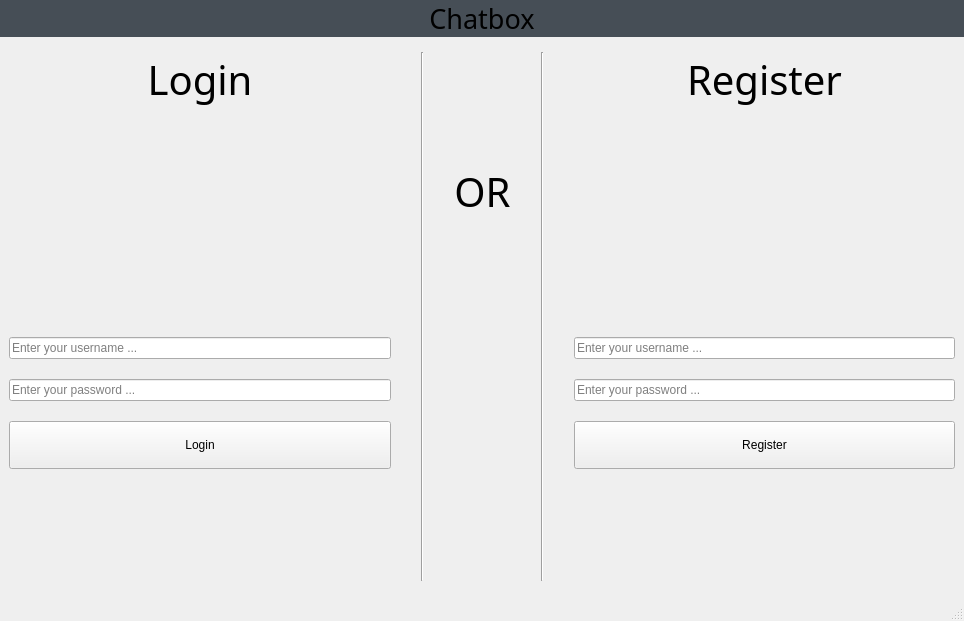
Old version of the form Client_Chatbox/forms/mainwindow.ui in the repository Schmock83/Chatbox.
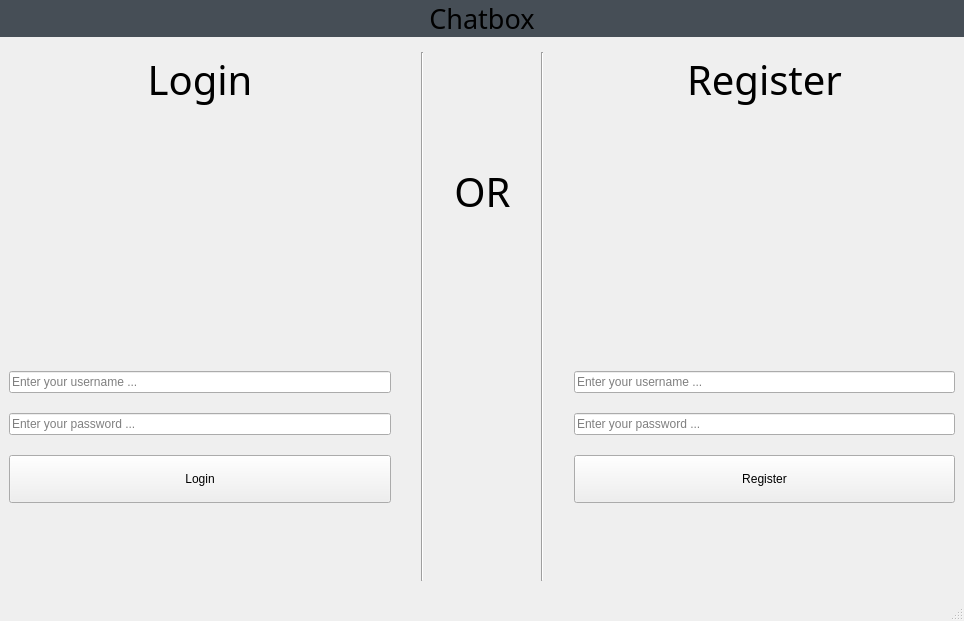
New version of the form. The open tabs and pages were chosen to show the change.

Commit message: login+registration

Diff of the .ui file:
```diff
--- a/Client_Chatbox/forms/mainwindow.ui
+++ b/Client_Chatbox/forms/mainwindow.ui
@@ -170,7 +170,7 @@
               <property name="topMargin">
                <number>200</number>
               </property>
-              <item row="0" column="1">
+              <item row="1" column="1">
                <widget class="QLineEdit" name="login_UsernameEdit">
                 <property name="maxLength">
                  <number>30</number>
@@ -183,7 +183,7 @@
                 </property>
                </widget>
               </item>
-              <item row="1" column="1">
+              <item row="2" column="1">
                <widget class="QLineEdit" name="login_PasswordEdit">
                 <property name="maxLength">
                  <number>64</number>
@@ -199,13 +199,20 @@
                 </property>
                </widget>
               </item>
-              <item row="2" column="1">
+              <item row="3" column="1">
                <widget class="QPushButton" name="login_Button">
                 <property name="text">
                  <string>Login</string>
                 </property>
                </widget>
               </item>
+              <item row="0" column="1">
+               <widget class="QLabel" name="login_errorLabel">
+                <property name="text">
+                 <string/>
+                </property>
+               </widget>
+              </item>
              </layout>
             </item>
            </layout>
@@ -279,7 +286,7 @@
               <property name="topMargin">
                <number>200</number>
               </property>
-              <item row="0" column="1">
+              <item row="1" column="1">
                <widget class="QLineEdit" name="registration_UsernameEdit">
                 <property name="maxLength">
                  <number>30</number>
@@ -292,7 +299,7 @@
                 </property>
                </widget>
               </item>
-              <item row="1" column="1">
+              <item row="2" column="1">
                <widget class="QLineEdit" name="registration_PasswordEdit">
                 <property name="maxLength">
                  <number>64</number>
@@ -308,13 +315,20 @@
                 </property>
                </widget>
               </item>
-              <item row="2" column="1">
+              <item row="3" column="1">
                <widget class="QPushButton" name="registration_Button">
                 <property name="text">
                  <string>Register</string>
                 </property>
                </widget>
               </item>
+              <item row="0" column="1">
+               <widget class="QLabel" name="registration_errorLabel">
+                <property name="text">
+                 <string/>
+                </property>
+               </widget>
+              </item>
              </layout>
             </item>
            </layout>
```
Left out of the diff: 2 changed lines with no effect on the pictures. The commit also changes 3 other files.
